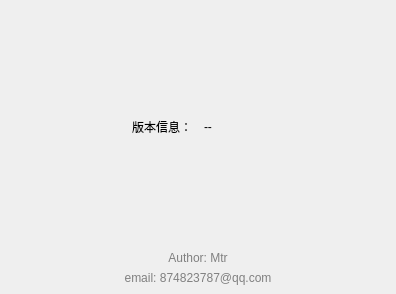
Above: Dialog/dialogabout.ui from Mtr1994/DeskSocket before the change. Below: the same form after it.
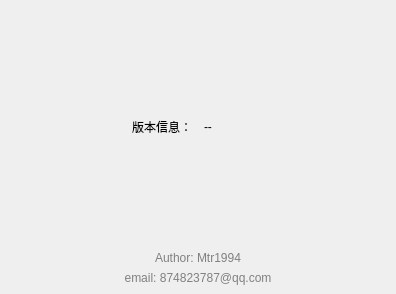
That is the form after the change.

What changed in the file:
```diff
--- a/Dialog/dialogabout.ui
+++ b/Dialog/dialogabout.ui
@@ -98,7 +98,7 @@
 color: gray;</string>
         </property>
         <property name="text">
-         <string>Author: Mtr</string>
+         <string>Author: Mtr1994</string>
         </property>
         <property name="alignment">
          <set>Qt::AlignCenter</set>
```
Left out of the diff: 2 changed lines with no effect on the pictures.
